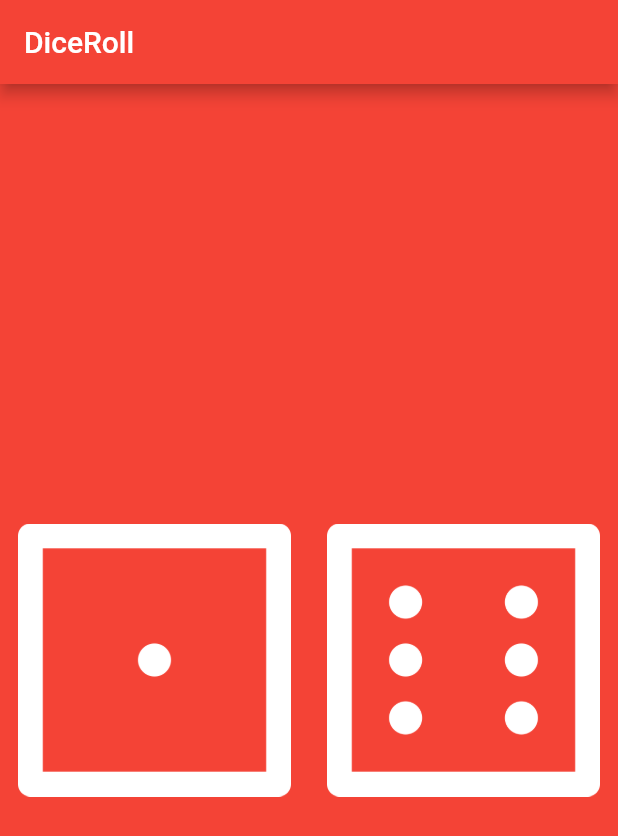
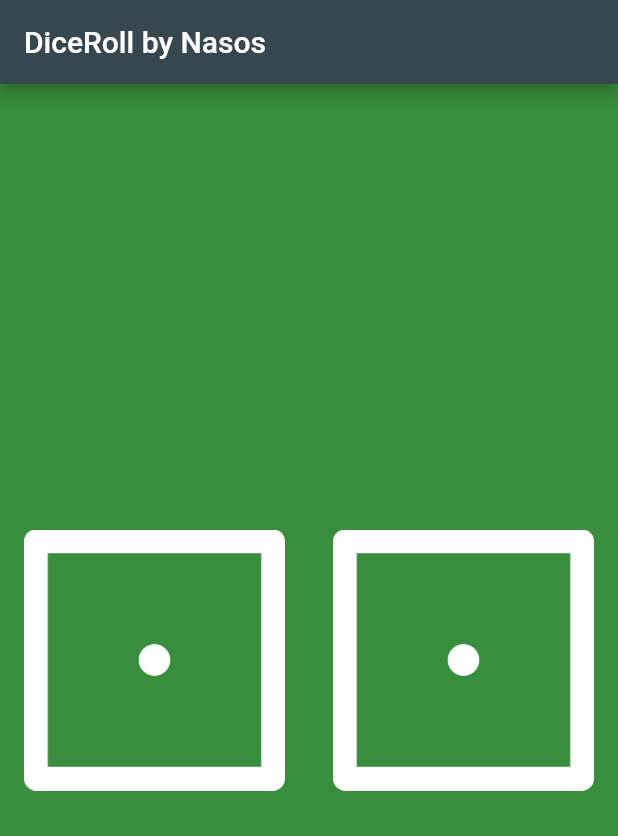
Before and after one commit to AthanasiosPapazoglou/DiceRoll, a Flutter app: the screen it shows after launch, on a phone screen of 412 x 824 dp. Shown: the top 836 px of the screen. Run offline on Flutter 3.47's test engine with Material 2 defaults, Android fonts, the phone set to English and light mode, and no system bars.

Commit message:
actionListener/Buttons/RNG Numbers Implemented

```diff
--- a/lib/main.dart
+++ b/lib/main.dart
@@ -1,13 +1,15 @@
 import 'package:flutter/material.dart';
+import 'dart:math';
 
 void main() {
   return runApp(
     MaterialApp(
+      debugShowCheckedModeBanner: false,
       home: Scaffold(
-        backgroundColor: Colors.red,
+        backgroundColor: Colors.green[700],
         appBar: AppBar(
-          title: Text('DiceRoll'),
-          backgroundColor: Colors.red,
+          title: Text('DiceRoll by Nasos'),
+          backgroundColor: Colors.blueGrey[800],
         ),
         body: DicePage(),
       ),
@@ -15,24 +17,48 @@ void main() {
   );
 }
 
-class DicePage extends StatelessWidget {
+class DicePage extends StatefulWidget {
+  @override
+  _DicePageState createState() => _DicePageState();
+}
+
+class _DicePageState extends State<DicePage> {
+  int leftDiceNo = 1;
+  int rightDiceNo = 1;
+
   @override
   Widget build(BuildContext context) {
     return Center(
       child: Row(
         children: <Widget>[
           Expanded(
-            child: Padding(
-              padding: EdgeInsets.all(12),
-            child: Image.asset('images/dice1.png'),
+            child: FlatButton(
+              onPressed: () {
+                setState(
+                  () {
+                    Random random = new Random();
+                    leftDiceNo = random.nextInt(6) + 1;
+                    rightDiceNo = random.nextInt(6) + 1;
+                  },
+                );
+              },
+              child: Image.asset('images/dice$leftDiceNo.png'),
             ),
           ),
           Expanded(
-            child: Padding(
-              padding: EdgeInsets.all(12),
-            child: Image.asset('images/dice6.png'),
+            child: FlatButton(
+              onPressed: () {
+                setState(
+                  () {
+                    Random random = new Random();
+                    leftDiceNo = random.nextInt(6) + 1;
+                    rightDiceNo = random.nextInt(6) + 1;
+                  },
+                );
+              },
+              child: Image.asset('images/dice$rightDiceNo.png'),
+            ),
           ),
-        ),
         ],
       ),
     );
```
